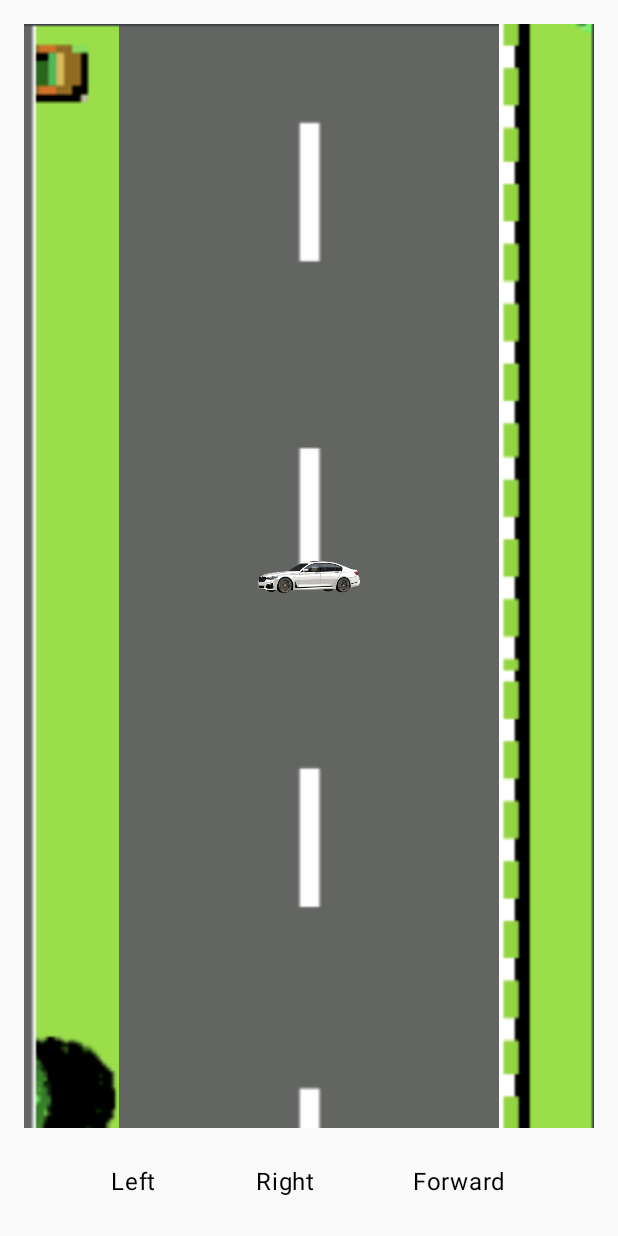
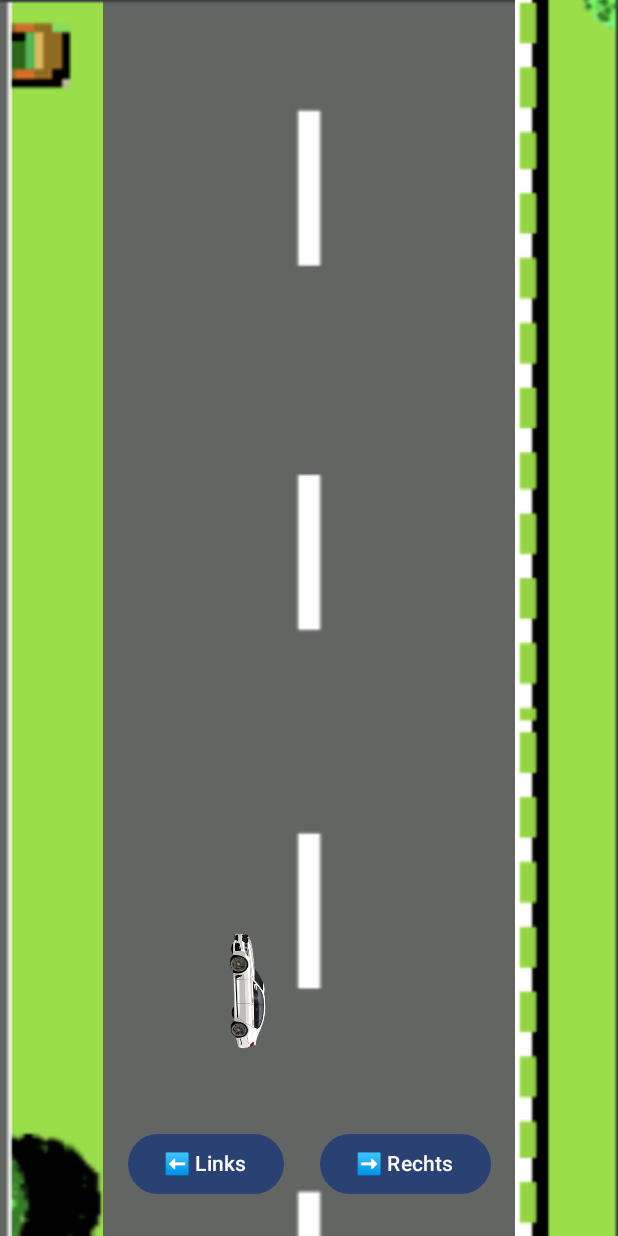
Before and after one commit to raphiruoff/DodgeDrive, an Android app built with Jetpack Compose: the RaceGameScreen screen opened through its navigation route, on a phone screen of 412 x 824 dp. Run offline under Robolectric (Android 15) with nearby library versions, the phone set to English and light mode, and no system bars; libraries missing offline, so code that uses them is left out: io.grpc, io.grpc.okhttp.

Commit message:
update gamelogic, and control

```diff
--- a/login/src/main/java/com/example/race/ui/racegame/RaceGameScreen.kt
+++ b/login/src/main/java/com/example/race/ui/racegame/RaceGameScreen.kt
@@ -1,38 +1,68 @@
 package com.example.race.ui.racegame
 
 import androidx.compose.foundation.layout.*
+import androidx.compose.material3.Button
+import androidx.compose.material3.Text
 import androidx.compose.runtime.*
 import androidx.compose.ui.Alignment
 import androidx.compose.ui.Modifier
 import androidx.compose.ui.unit.dp
 import com.example.race.ui.racegame.components.Car
-import com.example.race.ui.racegame.components.Controls
 import com.example.race.ui.racegame.components.RaceTrack
-import com.example.race.ui.racegame.control.GameController
+import com.example.race.ui.racegame.state.CarState
 
 @Composable
 fun RaceGameScreen() {
-    val controller = remember { GameController() }
+    val carState = remember { mutableStateOf(CarState()) }
 
-    Column(
-        modifier = Modifier
-            .fillMaxSize()
-            .padding(16.dp),
-        horizontalAlignment = Alignment.CenterHorizontally
-    ) {
-        Box(
+    Column(modifier = Modifier.fillMaxSize()) {
+        BoxWithConstraints(
             modifier = Modifier
                 .weight(1f)
                 .fillMaxWidth()
         ) {
-            RaceTrack(Modifier.fillMaxSize())
-            Car(carState = controller.carState, modifier = Modifier.fillMaxSize())
-        }
+            val screenWidth = constraints.maxWidth
+            val screenHeight = constraints.maxHeight
 
-        Spacer(modifier = Modifier.height(16.dp))
+            val carWidth = 48f // tatsächliche Auto-Breite in px
+            val moveStep = 20f
+            val offsetFix = 100f //Korrektur der Breite der Straße, 5x20
 
-        Controls(controller)
-    }
+            val streetLeft = screenWidth * 1f / 6f - offsetFix
+            val streetRight = screenWidth * 5f / 6f - carWidth - offsetFix
+
+            LaunchedEffect(screenWidth, screenHeight) {
+                val centerX = (streetLeft + streetRight) / 2f
+                val lowerY = screenHeight * 3f / 4f
+                carState.value = CarState(carX = centerX, carY = lowerY, angle = 0f)
+            }
+
+            RaceTrack()
+            Car(carState = carState.value)
 
 
+            Row(
+                modifier = Modifier
+                    .align(Alignment.BottomCenter)
+                    .padding(bottom = 24.dp),
+                horizontalArrangement = Arrangement.spacedBy(24.dp)
+            ) {
+                Button(onClick = {
+                    carState.value = carState.value.copy(
+                        carX = (carState.value.carX - moveStep).coerceIn(streetLeft, streetRight)
+                    )
+                }) {
+                    Text("⬅️ Links")
+                }
+
+                Button(onClick = {
+                    carState.value = carState.value.copy(
+                        carX = (carState.value.carX + moveStep).coerceIn(streetLeft, streetRight)
+                    )
+                }) {
+                    Text("➡️ Rechts")
+                }
+            }
+        }
+    }
 }
--- a/login/src/main/java/com/example/race/ui/racegame/components/Car.kt
+++ b/login/src/main/java/com/example/race/ui/racegame/components/Car.kt
@@ -1,25 +1,31 @@
 package com.example.race.ui.racegame.components
 
 import androidx.compose.foundation.Image
+import androidx.compose.foundation.layout.offset
 import androidx.compose.runtime.Composable
 import androidx.compose.ui.Modifier
-import androidx.compose.ui.graphics.graphicsLayer
+import androidx.compose.ui.draw.rotate
 import androidx.compose.ui.res.painterResource
 import com.example.login.R
-import androidx.compose.ui.draw.scale
+import androidx.compose.ui.unit.IntOffset
 import com.example.race.ui.racegame.state.CarState
+import kotlin.math.roundToInt
+import androidx.compose.foundation.layout.size
+import androidx.compose.ui.unit.dp
 
 @Composable
 fun Car(carState: CarState, modifier: Modifier = Modifier) {
     Image(
         painter = painterResource(id = R.drawable.car),
-        contentDescription = "Auto",
+        contentDescription = "auto",
         modifier = modifier
-            .graphicsLayer(
-                rotationZ = Math.toDegrees(carState.angle.toDouble()).toFloat(),
-                translationX = carState.x,
-                translationY = carState.y
-            )
-            .scale(0.2f)
+            .size(85.dp)
+            .offset {
+                IntOffset(
+                    carState.carX.roundToInt(),
+                    carState.carY.roundToInt()
+                )
+            }
+            .rotate(carState.angle * (180f / Math.PI.toFloat()) + 90f)
     )
 }
--- a/login/src/main/java/com/example/race/ui/racegame/components/Controls.kt
+++ b/login/src/main/java/com/example/race/ui/racegame/components/Controls.kt
@@ -1,36 +1,25 @@
 package com.example.race.ui.racegame.components
 
 import androidx.compose.foundation.layout.*
+import androidx.compose.material3.Button
 import androidx.compose.material3.Text
 import androidx.compose.runtime.Composable
 import androidx.compose.ui.Modifier
-import com.example.race.ui.racegame.control.GameController
+import androidx.compose.ui.unit.dp
 
 @Composable
-fun Controls(controller: GameController) {
+fun Controls(onLeft: () -> Unit, onRight: () -> Unit) {
     Row(
-        modifier = Modifier.fillMaxWidth(),
+        modifier = Modifier
+            .fillMaxWidth()
+            .padding(16.dp),
         horizontalArrangement = Arrangement.SpaceEvenly
     ) {
-        HoldableButton(
-            onPressStart = { controller.startRotatingLeft() },
-            onPressEnd = { controller.stopRotating() }
-        ) {
-            Text("Left")
+        Button(onClick = onLeft) {
+            Text("⬅️ Links")
         }
-
-        HoldableButton(
-            onPressStart = { controller.startRotatingRight() },
-            onPressEnd = { controller.stopRotating() }
-        ) {
-            Text("Right")
-        }
-
-        HoldableButton(
-            onPressStart = { controller.startMovingForward() },
-            onPressEnd = { controller.stopMoving() }
-        ) {
-            Text("Forward")
+        Button(onClick = onRight) {
+            Text("➡️ Rechts")
         }
     }
 }
--- a/login/src/main/java/com/example/race/ui/racegame/control/GameController.kt
+++ /dev/null
@@ -1,61 +0,0 @@
-package com.example.race.ui.racegame.control
-
-import androidx.compose.runtime.mutableStateOf
-import androidx.compose.runtime.getValue
-import androidx.compose.runtime.setValue
-import com.example.race.ui.racegame.state.CarState
-import kotlinx.coroutines.CoroutineScope
-import kotlinx.coroutines.Dispatchers
-import kotlinx.coroutines.delay
-import kotlinx.coroutines.launch
-
-class GameController {
-    var carState by mutableStateOf(CarState())
-    private var isMoving = false
-    private var isRotatingLeft = false
-    private var isRotatingRight = false
-
-    init {
-        CoroutineScope(Dispatchers.Default).launch {
-            while (true) {
-                if (isMoving) moveForward()
-                if (isRotatingLeft) rotateLeft()
-                if (isRotatingRight) rotateRight()
-                delay(16)
-            }
-        }
-    }
-
-    fun startMovingForward() { isMoving = true }
-    fun stopMoving() { isMoving = false }
-
-    fun startRotatingLeft() { isRotatingLeft = true }
-    fun startRotatingRight() { isRotatingRight = true }
-    fun stopRotating() {
-        isRotatingLeft = false
-        isRotatingRight = false
-    }
-
-    fun moveForward() {
-        val radians = carState.angle
-        val speed = 3f
-
-        val deltaX = (-speed * kotlin.math.cos(radians)).toFloat()
-        val deltaY = (-speed * kotlin.math.sin(radians)).toFloat()
-
-        carState = carState.copy(
-            x = carState.x + deltaX,
-            y = carState.y + deltaY
-        )
-    }
-
-
-
-    fun rotateLeft() {
-        carState = carState.copy(angle = carState.angle - 0.03f)
-    }
-
-    fun rotateRight() {
-        carState = carState.copy(angle = carState.angle + 0.03f)
-    }
-}
--- a/login/src/main/java/com/example/race/ui/racegame/state/CarState.kt
+++ b/login/src/main/java/com/example/race/ui/racegame/state/CarState.kt
@@ -1,8 +1,7 @@
 package com.example.race.ui.racegame.state
 
 data class CarState(
-    val x: Float = 0f,
-    val y: Float = 0f,
-    val angle: Float = 0f,
-    val speed: Float = 0f
+    val carX: Float = 0f,
+    val carY: Float = 0f,
+    val angle: Float = 0f
 )
```
